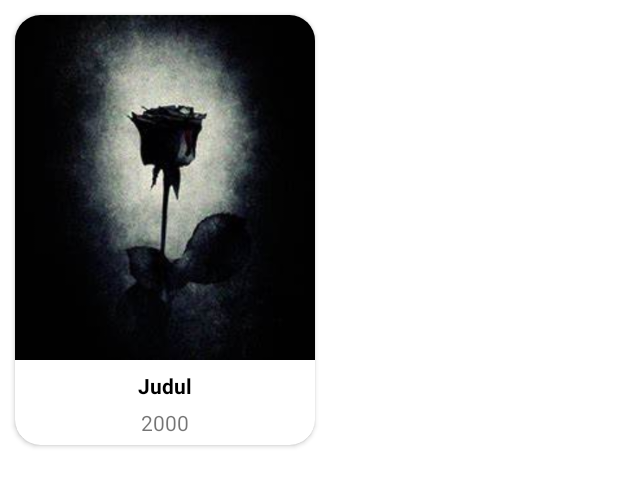
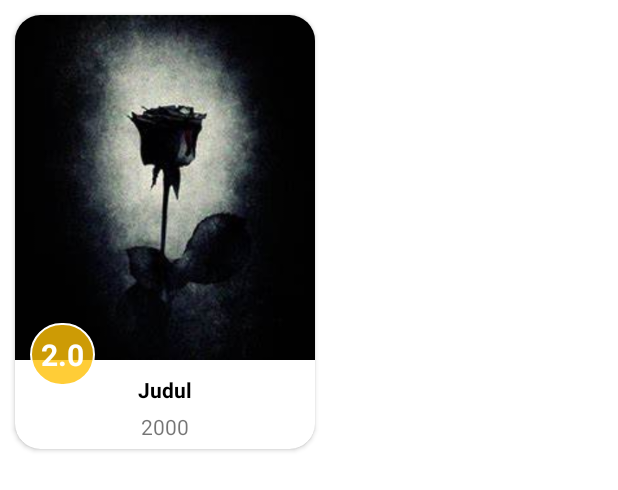
Before and after one commit to SyifaUrRahmi/final-project-mobile, an Android app: the layout item_movie_tvshow.xml on its own in the app's theme, with its tools: preview values and no code run, on a phone screen of 412 x 824 dp. Shown: the top 490 px of the screen. Run offline under Robolectric (Android 15) with nearby library versions, the phone set to English and light mode, and no system bars.

Commit message:
Update tampilan

```diff
--- a/app/src/main/java/com/example/finalproject/Adapter/MovieAdapter.java
+++ b/app/src/main/java/com/example/finalproject/Adapter/MovieAdapter.java
@@ -46,6 +46,8 @@ public class MovieAdapter extends RecyclerView.Adapter<MovieAdapter.ViewHolder>
         String vote = String.valueOf(movieResponse.getVote());
         String backdrop = "https://image.tmdb.org/t/p/w500"+movieResponse.getBackdrop();
         String[] tahun = release.split("-");
+        double vote_ = Double.parseDouble(vote);
+        holder.vote.setText(String.valueOf(vote_));
         holder.tv_judul.setText(movieResponse.getJudul());
         holder.tv_tahun.setText(tahun[0]);
         String poster_path = "https://image.tmdb.org/t/p/w500"+movieResponse.getPoster();
@@ -78,13 +80,14 @@ public class MovieAdapter extends RecyclerView.Adapter<MovieAdapter.ViewHolder>
 
     public class ViewHolder extends RecyclerView.ViewHolder {
         ImageView iv_gambar;
-        TextView tv_judul, tv_tahun;
+        TextView tv_judul, tv_tahun, vote;
         LinearLayout ly_movie_tvshow;
         public ViewHolder(@NonNull View itemView) {
             super(itemView);
             iv_gambar = itemView.findViewById(R.id.iv_gambar);
             tv_judul = itemView.findViewById(R.id.tv_judul);
             tv_tahun = itemView.findViewById(R.id.tv_tahun);
+            vote = itemView.findViewById(R.id.vote);
             ly_movie_tvshow = itemView.findViewById(R.id.movie_tvshow);
         }
     }
--- a/app/src/main/java/com/example/finalproject/Adapter/TvShowAdapter.java
+++ b/app/src/main/java/com/example/finalproject/Adapter/TvShowAdapter.java
@@ -49,6 +49,8 @@ public class TvShowAdapter extends RecyclerView.Adapter<TvShowAdapter.ViewHolder
         String[] tahun = release.split("-");
         holder.tv_judul.setText(tvShowResponse.getJudul());
         holder.tv_tahun.setText(tahun[0]);
+        double vote_ = Double.parseDouble(vote);
+        holder.vote.setText(String.valueOf(vote_));
         String poster_path = "https://image.tmdb.org/t/p/w500"+tvShowResponse.getPoster();
         Glide.with(holder.itemView.getContext())
                 .load(poster_path)
@@ -80,7 +82,7 @@ public class TvShowAdapter extends RecyclerView.Adapter<TvShowAdapter.ViewHolder
     public class ViewHolder extends RecyclerView.ViewHolder {
 
         ImageView iv_gambar;
-        TextView tv_judul, tv_tahun;
+        TextView tv_judul, tv_tahun, vote;
         LinearLayout ly_tvshow;
         public ViewHolder(@NonNull View itemView) {
             super(itemView);
@@ -88,6 +90,7 @@ public class TvShowAdapter extends RecyclerView.Adapter<TvShowAdapter.ViewHolder
             tv_judul = itemView.findViewById(R.id.tv_judul);
             tv_tahun = itemView.findViewById(R.id.tv_tahun);
             ly_tvshow = itemView.findViewById(R.id.movie_tvshow);
+            vote = itemView.findViewById(R.id.vote);
         }
     }
     public void setFilter(ArrayList<TvShowResponse> filter){
--- /dev/null
+++ b/app/src/main/res/drawable/bg_lingkaran_kuning.xml
@@ -0,0 +1,14 @@
+<?xml version="1.0" encoding="utf-8"?>
+<shape xmlns:android="http://schemas.android.com/apk/res/android"
+    android:shape="rectangle">
+    <corners android:radius="1000dp" />
+    <solid android:color="#CDFFC107" />
+    <stroke
+        android:width="1dip"
+        android:color="#ffffff" />
+    <padding
+        android:bottom="4dp"
+        android:left="4dp"
+        android:right="4dp"
+        android:top="4dp" />
+</shape>
--- a/app/src/main/res/layout/item_movie_tvshow.xml
+++ b/app/src/main/res/layout/item_movie_tvshow.xml
@@ -25,7 +25,7 @@
                 android:layout_below="@+id/iv_gambar"
                 android:orientation="vertical">
                 <TextView
-                    android:paddingTop="7dp"
+                    android:paddingTop="10dp"
                     android:id="@+id/tv_judul"
                     android:layout_width="match_parent"
                     android:layout_height="wrap_content"
@@ -33,7 +33,7 @@
                     android:textColor="@color/black"
                     android:textStyle="bold"
                     android:text="Judul"
-                    android:paddingHorizontal="5dp"
+                    android:paddingHorizontal="10dp"
                     android:ellipsize="end"
                     android:maxLines="1"/>
                 <TextView
@@ -44,7 +44,18 @@
                     android:gravity="center"
                     android:text="2000"/>
             </LinearLayout>
-
+            <TextView
+                android:id="@+id/vote"
+                android:background="@drawable/bg_lingkaran_kuning"
+                android:layout_width="wrap_content"
+                android:layout_height="wrap_content"
+                android:layout_marginStart="10dp"
+                android:layout_marginTop="205dp"
+                android:textSize="20dp"
+                android:padding="7dp"
+                android:text="2.0"
+                android:textStyle="bold"
+                android:textColor="@color/white"/>
         </RelativeLayout>
 
     </androidx.cardview.widget.CardView>
```
